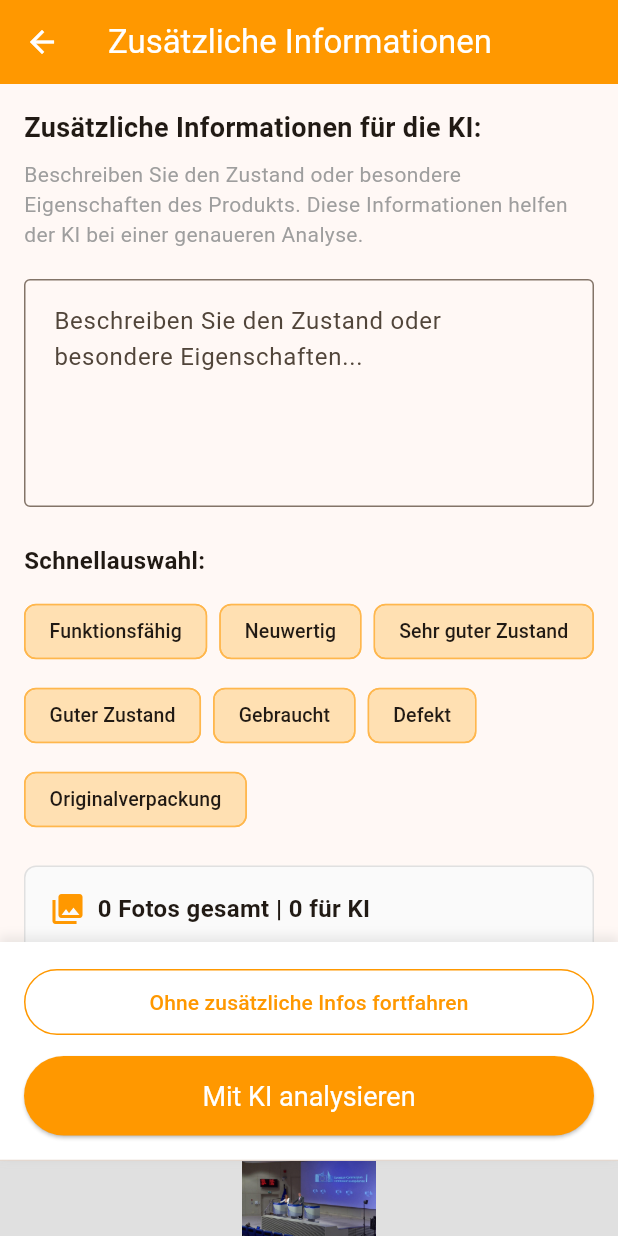
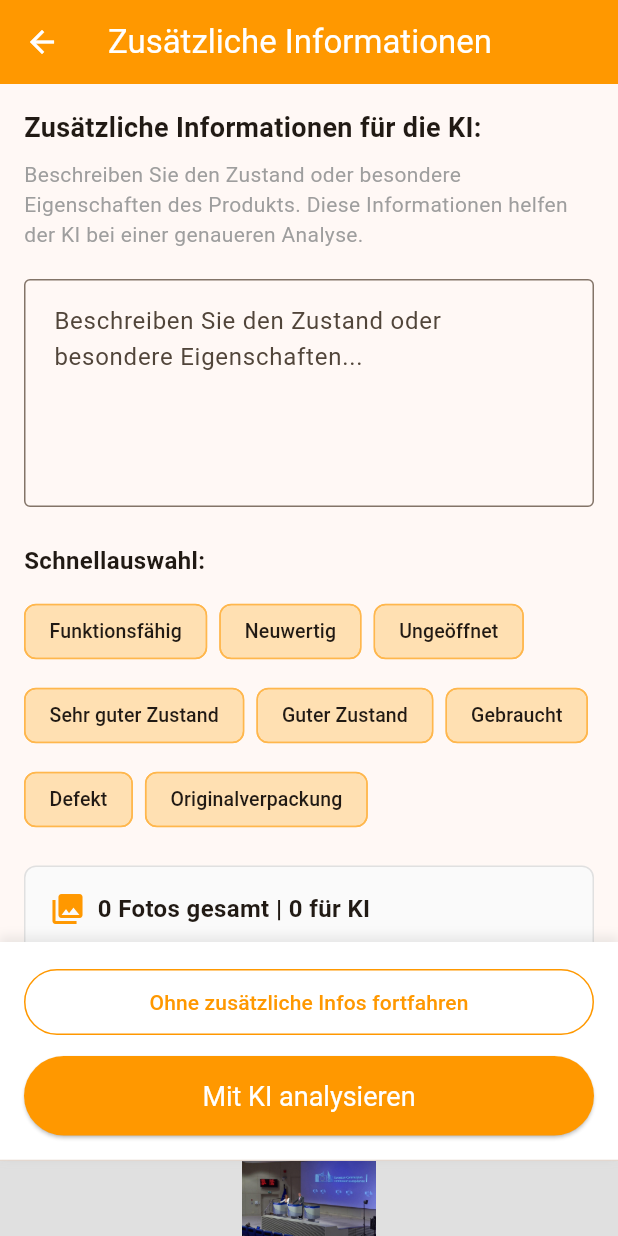
Before and after one commit to Redstonekey/schnell_verkauf, a Flutter app: the AdditionalInfoScreen screen opened directly with empty values, on a phone screen of 412 x 824 dp. Run offline on Flutter 3.47's test engine with Material 3 defaults, Android fonts, the phone set to English and light mode, and no system bars; our stand-ins replace camera, google_generative_ai, google_mobile_ads, image_picker, permission_handler, shared_preferences and 1 more; missing offline and left inert: advertising_id, crop_your_image; accounts and stored records are empty; network calls fail.

Commit message:
Add 'Ungeöffnet' preset to additional info screen

```diff
--- a/lib/screens/additional_info_screen.dart
+++ b/lib/screens/additional_info_screen.dart
@@ -26,6 +26,7 @@ class _AdditionalInfoScreenState extends State<AdditionalInfoScreen> {
   final List<String> _presets = [
     'Funktionsfähig',
     'Neuwertig',
+    'Ungeöffnet',
     'Sehr guter Zustand',
     'Guter Zustand',
     'Gebraucht',
```
